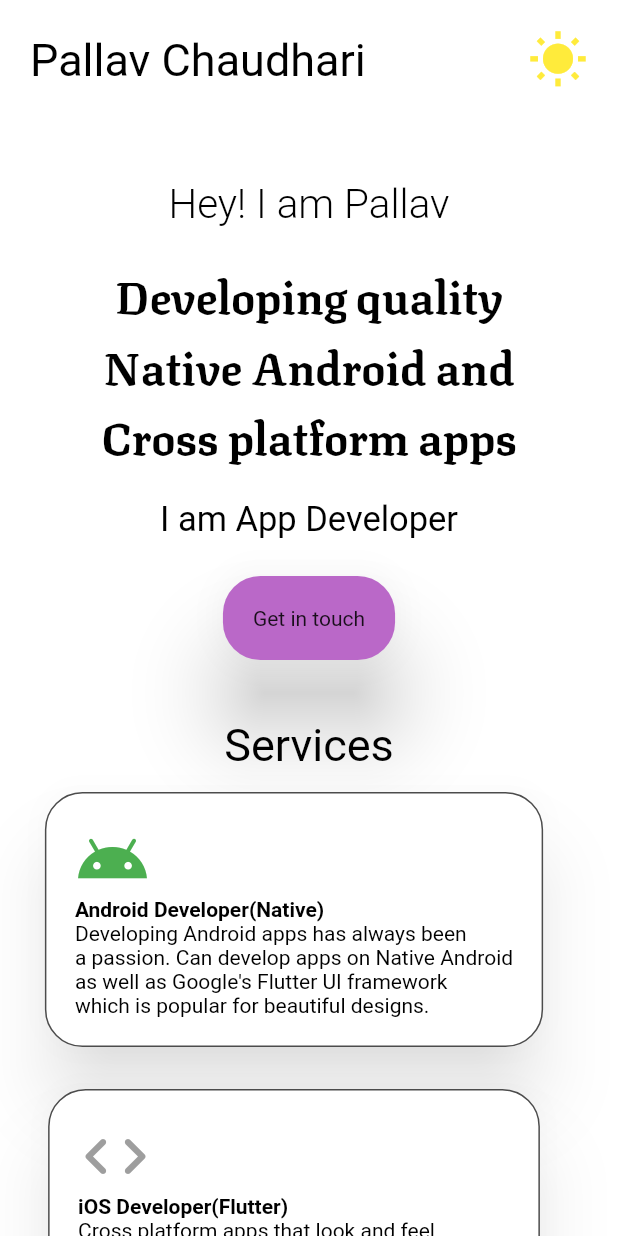
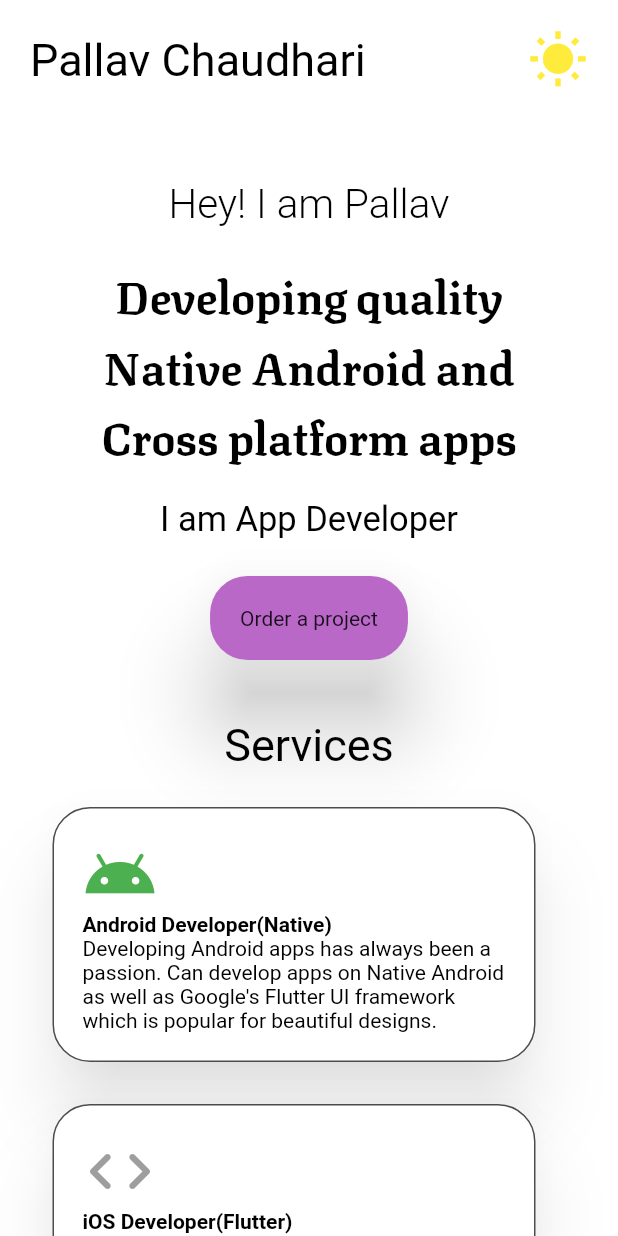
Before and after one commit to pallavc34/mywebapp, a Flutter app: the screen it shows after launch, on a phone screen of 412 x 824 dp. Run offline on Flutter 3.47's test engine with Material 2 defaults, Android fonts, the phone set to English and light mode, and no system bars; our stand-ins replace animated_text_kit, carousel_slider, google_fonts.

```diff
--- a/lib/screens/HomeScreen.dart
+++ b/lib/screens/HomeScreen.dart
@@ -172,7 +172,7 @@ class _HomeScreenState extends State<HomeScreen>
                           GestureDetector(
                             onTap: () {
                               launch(
-                                  "mailto:pallavc34@gmail.com?subject=Get a Quote&body=");
+                                  "https://www.fiverr.com/share/71ezPb");
                             },
                             child: Card(
                               shape: RoundedRectangleBorder(
@@ -182,7 +182,7 @@ class _HomeScreenState extends State<HomeScreen>
                               child: Padding(
                                 padding: const EdgeInsets.all(20.0),
                                 child: Text(
-                                  "Get in touch",
+                                  "Order a project",
                                 ),
                               ),
                             ),
@@ -237,7 +237,7 @@ class _HomeScreenState extends State<HomeScreen>
                                 title: "Web Developer(Flutter)",
                                 subtitle:
                                     "Web development made easy with flutter\nEven web apps are now easy to build with\n"
-                                    "flutter and its strong cross platform\n compatibilities.",
+                                    "flutter and its strong cross platform\n compatibilities and great UI",
                                 iconData: Icons.web,
                                 iconColor: Colors.grey,
                                 themeData: myThemeIcon,
@@ -247,35 +247,44 @@ class _HomeScreenState extends State<HomeScreen>
                         ),
                       ),
                       smallScreen: Padding(
-                        padding: const EdgeInsets.all(10.0),
+                        padding: const EdgeInsets.all(20.0),
                         child: Column(
                           children: [
-                            CardWidget(
+                            Container(
+                              width: 350,
+                              child: CardWidget(
                                 title: "Android Developer(Native)",
                                 subtitle:
-                                  "Developing Android apps has always been\na passion. Can develop apps on Native Android\n"
-                                  "as well as Google's Flutter UI framework\nwhich is popular for beautiful designs.",
+                                    "Developing Android apps has always been a passion. Can develop apps on Native Android "
+                                    "as well as Google's Flutter UI framework which is popular for beautiful designs.",
                                 iconData: Icons.android,
                                 iconColor: Colors.green,
                                 themeData: myThemeIcon,
                               ),
-                            CardWidget(
+                            ),
+                            Container(
+                              width: 350,
+                              child: CardWidget(
                                 title: "iOS Developer(Flutter)",
                                 subtitle:
-                                  "Cross platform apps that look and feel\nnative. I develop iOS apps in Flutter framework\n"
-                                  "which is popular for beautiful designs\nwith skia, its own graphic engine.",
+                                    "Cross platform apps that look and feel native. I develop iOS apps in Flutter framework "
+                                    "which is popular for beautiful designs with skia, its own graphic engine.",
                                 iconData: Icons.code_rounded,
                                 iconColor: Colors.grey,
                                 themeData: myThemeIcon,
                               ),
-                            CardWidget(
+                            ),
+                            Container(
+                              width: 350,
+                              child: CardWidget(
                                 title: "Web Developer(Flutter)",
                                 subtitle:
-                                  "Web development made easy with flutter\nEven web apps are now easy to build with\n"
-                                  "flutter and its strong cross platform\ncompatibilities.",
+                                "Web development made easy with flutter.Even web apps are now easy to build with Google's"
+                                    "flutter framework and its strong cross platform compatibilities and great UI",
                                 iconData: Icons.web,
                                 iconColor: Colors.grey,
                                 themeData: myThemeIcon,
+                              ),
                             ),
                           ],
                         ),
@@ -329,16 +338,6 @@ class _HomeScreenState extends State<HomeScreen>
                 ),
                 smallScreen: Padding(
                   padding: const EdgeInsets.all(20.0),
-                  child: Card(
-                    elevation: 15.0,
-                    color: currentTheme.backgroundColor,
-                    shadowColor: myThemeIcon == Icons.wb_sunny ? Colors.black.withOpacity(0.5) : Colors.white.withOpacity(0.5),
-                    shape: RoundedRectangleBorder(
-                      borderRadius: BorderRadius.circular(25.0),
-                      side: BorderSide(
-                        color: myThemeIcon == Icons.wb_sunny ? Colors.black.withOpacity(0.7) : Colors.white.withOpacity(0.7),
-                      ),
-                    ),
                   child: Padding(
                     padding: const EdgeInsets.all(10.0),
                     child: Column(
@@ -359,9 +358,9 @@ class _HomeScreenState extends State<HomeScreen>
                                 fontSize: 15.0,
                                 fontWeight: FontWeight.w400),
                             textAlign: TextAlign.start),
+                        SizedBox(height: 10.0,),
                         CarouselWidget(),
                       ],
-                      ),
                     ),
                   ),
                 ),
```
Lines whose indentation alone changed are shown as unchanged.
